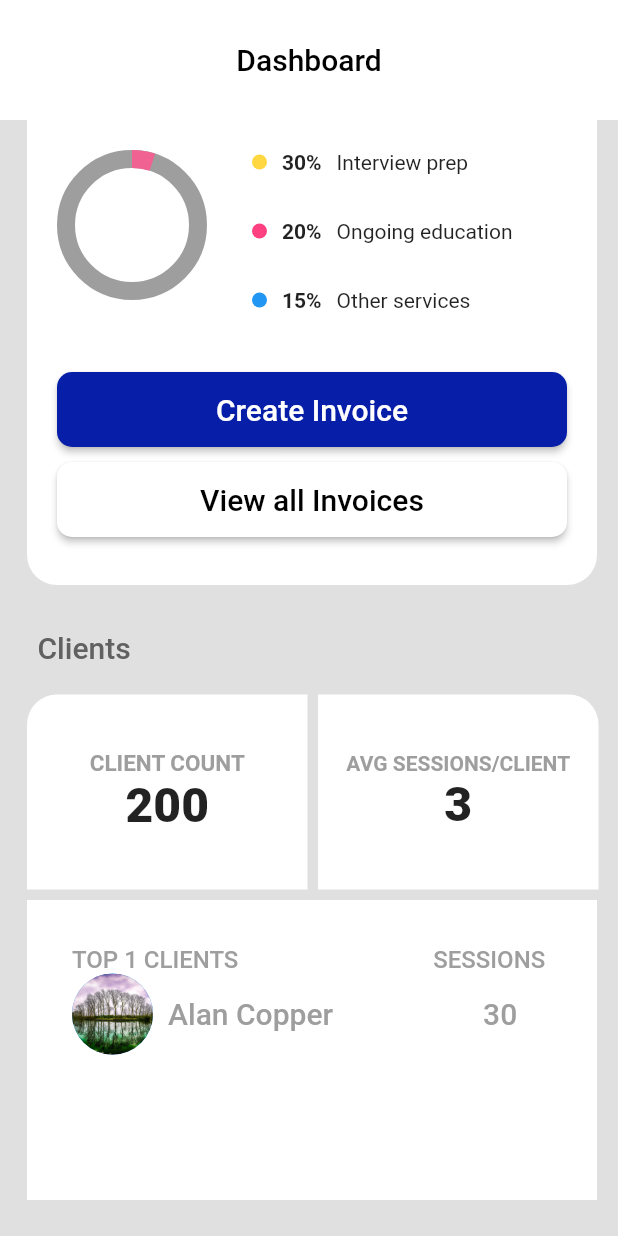
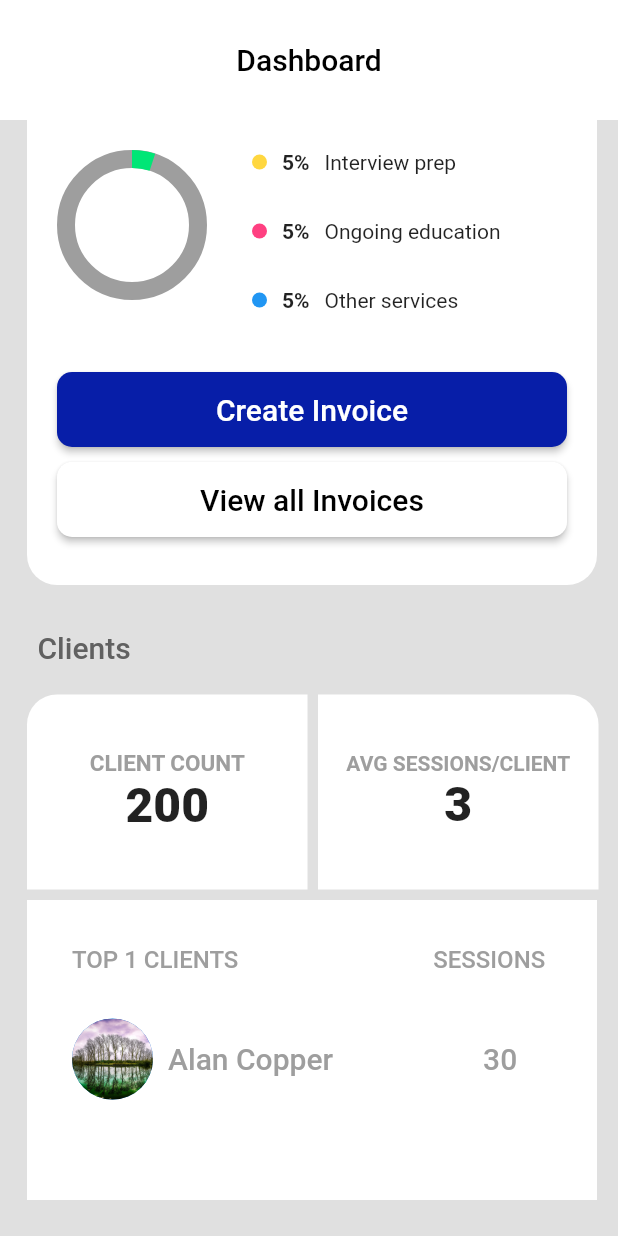
Before and after one commit to Saqib-Sizan-Khan/Flutter_repo, a Flutter app: the screen it shows after launch, after a tap on "Create Invoice", on a phone screen of 412 x 824 dp. Run offline on Flutter 3.47's test engine with Material 2 defaults, Android fonts, the phone set to English and light mode, and no system bars; drawn by our look-alikes of percent_indicator; our stand-ins replace floating_bottom_navigation_bar, font_awesome_flutter.

Commit message:
Dashboard Progressbar update

```diff
--- a/test_etl1/lib/StateFull_Widgets/dashboardUI.dart
+++ b/test_etl1/lib/StateFull_Widgets/dashboardUI.dart
@@ -127,7 +127,7 @@ class Dashboard extends StatelessWidget {
                       ],
                     ),
                     SizedBox(
-                      height: 0,
+                      height: 30,
                     ),
                     Row(
                       children: [
--- a/test_etl1/lib/StateFull_Widgets/progress_function.dart
+++ b/test_etl1/lib/StateFull_Widgets/progress_function.dart
@@ -31,7 +31,7 @@ class _Progress_FunctionState extends State<Progress_Function> {
                 radius: 50.0,
                 lineWidth: 12.0,
                 percent: progress/100,
-                progressColor: Colors.pink[300],
+                progressColor: Colors.greenAccent[400],
                 backgroundColor: Colors.grey,
               ),
               SizedBox(
@@ -50,7 +50,7 @@ class _Progress_FunctionState extends State<Progress_Function> {
                         width: 10,
                       ),
                       Text(
-                        '30%',
+                        '$progress%',
                         style: TextStyle(fontWeight: FontWeight.bold),
                       ),
                       SizedBox(
@@ -74,7 +74,7 @@ class _Progress_FunctionState extends State<Progress_Function> {
                         width: 10,
                       ),
                       Text(
-                        '20%',
+                        '$progress%',
                         style: TextStyle(fontWeight: FontWeight.bold),
                       ),
                       SizedBox(
@@ -98,7 +98,7 @@ class _Progress_FunctionState extends State<Progress_Function> {
                         width: 10,
                       ),
                       Text(
-                        '15%',
+                        '$progress%',
                         style: TextStyle(fontWeight: FontWeight.bold),
                       ),
                       SizedBox(
@@ -128,7 +128,8 @@ class _Progress_FunctionState extends State<Progress_Function> {
                         borderRadius: BorderRadius.circular(10))),
                 onPressed: () {
                   setState(() {
-                    progress = progress+5;
+                    if (progress < 100)
+                      progress = progress+5;
                   });
                 },
                 child: Text(
@@ -149,7 +150,8 @@ class _Progress_FunctionState extends State<Progress_Function> {
                         borderRadius: BorderRadius.circular(10))),
                 onPressed: () {
                   setState(() {
-                    progress = progress-5;
+                    if (progress > 0)
+                      progress = progress-5;
                   });
                 },
                 child: Text(
```
